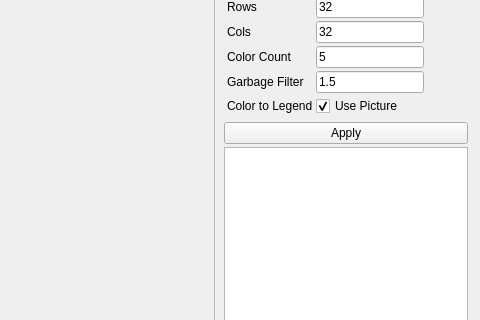
znseday/snnoro, file FormRelief.ui: the form before one commit; both pictures show x 565 to 1045 and y 138 to 458 of the 1045 by 668 pixel window.
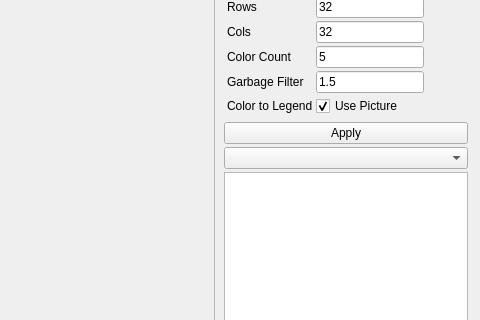
The form after the commit.

Diff of the .ui file:
```diff
--- a/FormRelief.ui
+++ b/FormRelief.ui
@@ -285,6 +285,9 @@
            </property>
           </widget>
          </item>
+         <item>
+          <widget class="QComboBox" name="cbLegends"/>
+         </item>
          <item>
           <widget class="QTableWidget" name="tableColors">
            <property name="maximumSize">
```
